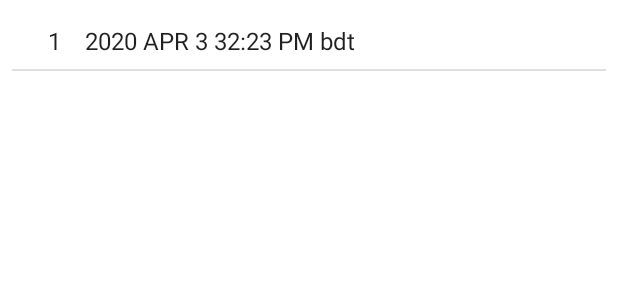
After one commit to Helaluzzaman/WorkoutApp, an Android app: the layout history_row.xml on its own in the app's theme, with its tools: preview values and no code run, on a phone screen of 412 x 824 dp. The commit adds this screen. Shown: the top 300 px of the screen. Run offline under Robolectric (Android 15) with nearby library versions, the phone set to English and light mode, and no system bars.

Commit message:
fully implemented history
database, adapter, historyactivity

```diff
--- /dev/null
+++ b/app/src/main/res/drawable/ic_baseline_history_24.xml
@@ -0,0 +1,5 @@
+<vector android:height="24dp" android:tint="#42BA26"
+    android:viewportHeight="24" android:viewportWidth="24"
+    android:width="24dp" xmlns:android="http://schemas.android.com/apk/res/android">
+    <path android:fillColor="@android:color/white" android:pathData="M13,3c-4.97,0 -9,4.03 -9,9L1,12l3.89,3.89 0.07,0.14L9,12L6,12c0,-3.87 3.13,-7 7,-7s7,3.13 7,7 -3.13,7 -7,7c-1.93,0 -3.68,-0.79 -4.94,-2.06l-1.42,1.42C8.27,19.99 10.51,21 13,21c4.97,0 9,-4.03 9,-9s-4.03,-9 -9,-9zM12,8v5l4.28,2.54 0.72,-1.21 -3.5,-2.08L13.5,8L12,8z"/>
+</vector>
--- a/app/src/main/res/layout/activity_history.xml
+++ b/app/src/main/res/layout/activity_history.xml
@@ -11,7 +11,10 @@
         android:layout_width="match_parent"
         android:layout_height="?android:attr/actionBarSize"
         app:title="@string/history"
-
         />
+    <androidx.recyclerview.widget.RecyclerView
+        android:layout_width="match_parent"
+        android:layout_height="match_parent"
+        android:id="@+id/rv_history"/>
 
 </LinearLayout>
--- a/app/src/main/res/layout/activity_main.xml
+++ b/app/src/main/res/layout/activity_main.xml
@@ -90,6 +90,7 @@
                         android:text="@string/history"
                         android:textColor="@color/colorAccent"
                         android:textSize="16sp"
+                        app:drawableLeftCompat="@drawable/ic_baseline_history_24"
                         />
                 </LinearLayout>
             </androidx.cardview.widget.CardView>
--- /dev/null
+++ b/app/src/main/res/layout/history_row.xml
@@ -0,0 +1,37 @@
+<?xml version="1.0" encoding="utf-8"?>
+<LinearLayout xmlns:android="http://schemas.android.com/apk/res/android"
+    xmlns:tools="http://schemas.android.com/tools"
+    android:orientation="vertical"
+    android:padding="8dp"
+    android:layout_width="match_parent"
+    android:layout_height="wrap_content">
+    <LinearLayout
+        android:layout_width="match_parent"
+        android:layout_height="match_parent"
+        android:orientation="horizontal"
+        android:padding="8dp"
+        >
+        <TextView
+            android:id="@+id/tv_history_serial"
+            android:layout_width="wrap_content"
+            android:layout_marginStart="16dp"
+            android:layout_height="wrap_content"
+            tools:text="1"
+            android:textAppearance="@style/TextAppearance.AppCompat.Subhead"
+            />
+        <TextView
+            android:id="@+id/tv_history_date"
+            android:layout_width="wrap_content"
+            android:layout_marginStart="16dp"
+            android:layout_height="wrap_content"
+            tools:text="2020 APR 3 32:23 PM bdt"
+            android:textAppearance="@style/TextAppearance.AppCompat.Subhead"
+            />
+    </LinearLayout>
+    <View
+        android:layout_width="match_parent"
+        android:layout_height="1dp"
+        android:background="@color/gray"
+        />
+
+</LinearLayout>
```
Also changed, not shown: app/src/main/java/com/learning/workoutapp/DataBase.kt (added, +61 -0 lines), app/src/main/java/com/learning/workoutapp/ExcerciseActivity.kt (+3 -4 lines), app/src/main/java/com/learning/workoutapp/FinishActivity.kt (+19 -2 lines), app/src/main/java/com/learning/workoutapp/HistoryActivity.kt (+16 -0 lines), app/src/main/java/com/learning/workoutapp/HistoryAdapter.kt (added, +32 -0 lines).
